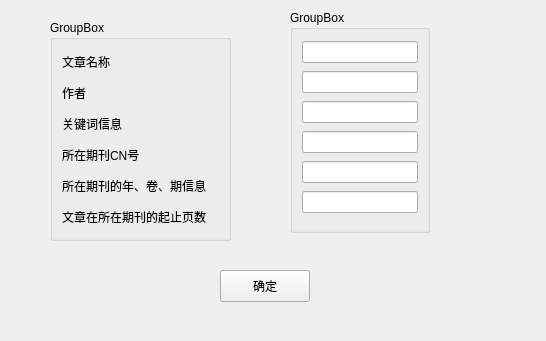
Above: contentin.ui from DEVILcong/SoftEng before the change. Below: the same form after it.
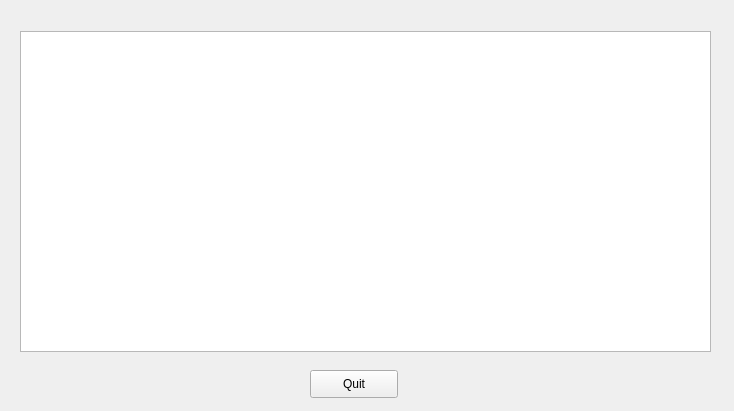
That is the form after the change.

Patch:
```diff
--- a/contentin.ui
+++ b/contentin.ui
@@ -6,114 +6,47 @@
    <rect>
     <x>0</x>
     <y>0</y>
-    <width>546</width>
-    <height>341</height>
+    <width>734</width>
+    <height>411</height>
    </rect>
   </property>
   <property name="windowTitle">
    <string>ContentIn</string>
   </property>
-  <widget class="QGroupBox" name="groupBox">
+  <widget class="QTableView" name="tableView">
    <property name="geometry">
     <rect>
-     <x>50</x>
-     <y>20</y>
-     <width>181</width>
-     <height>221</height>
+     <x>20</x>
+     <y>31</y>
+     <width>691</width>
+     <height>321</height>
     </rect>
    </property>
-   <property name="title">
-    <string>GroupBox</string>
-   </property>
-   <layout class="QVBoxLayout" name="verticalLayout">
-    <item>
-     <widget class="QLabel" name="label">
-      <property name="text">
-       <string>文章名称</string>
-      </property>
-     </widget>
-    </item>
-    <item>
-     <widget class="QLabel" name="label_2">
-      <property name="text">
-       <string>作者</string>
-      </property>
-     </widget>
-    </item>
-    <item>
-     <widget class="QLabel" name="label_3">
-      <property name="text">
-       <string>关键词信息</string>
-      </property>
-     </widget>
-    </item>
-    <item>
-     <widget class="QLabel" name="label_4">
-      <property name="text">
-       <string>所在期刊CN号</string>
-      </property>
-     </widget>
-    </item>
-    <item>
-     <widget class="QLabel" name="label_5">
-      <property name="text">
-       <string>所在期刊的年、卷、期信息</string>
-      </property>
-     </widget>
-    </item>
-    <item>
-     <widget class="QLabel" name="label_6">
-      <property name="text">
-       <string>文章在所在期刊的起止页数</string>
-      </property>
-     </widget>
-    </item>
-   </layout>
-  </widget>
-  <widget class="QGroupBox" name="groupBox_2">
-   <property name="geometry">
-    <rect>
-     <x>290</x>
-     <y>10</y>
-     <width>140</width>
-     <height>223</height>
-    </rect>
-   </property>
-   <property name="title">
-    <string>GroupBox</string>
-   </property>
-   <layout class="QVBoxLayout" name="verticalLayout_2">
-    <item>
-     <widget class="QLineEdit" name="lineEdit"/>
-    </item>
-    <item>
-     <widget class="QLineEdit" name="lineEdit_2"/>
-    </item>
-    <item>
-     <widget class="QLineEdit" name="lineEdit_3"/>
-    </item>
-    <item>
-     <widget class="QLineEdit" name="lineEdit_4"/>
-    </item>
-    <item>
-     <widget class="QLineEdit" name="lineEdit_5"/>
-    </item>
-    <item>
-     <widget class="QLineEdit" name="lineEdit_6"/>
-    </item>
-   </layout>
   </widget>
   <widget class="QPushButton" name="pushButton">
    <property name="geometry">
     <rect>
-     <x>220</x>
-     <y>270</y>
-     <width>90</width>
-     <height>32</height>
+     <x>310</x>
+     <y>370</y>
+     <width>88</width>
+     <height>28</height>
     </rect>
    </property>
    <property name="text">
-    <string>确定</string>
+    <string>Quit</string>
+   </property>
+  </widget>
+  <widget class="QLabel" name="label">
+   <property name="geometry">
+    <rect>
+     <x>596</x>
+     <y>10</y>
+     <width>101</width>
+     <height>20</height>
+    </rect>
+   </property>
+   <property name="text">
+    <string/>
    </property>
   </widget>
  </widget>
```
